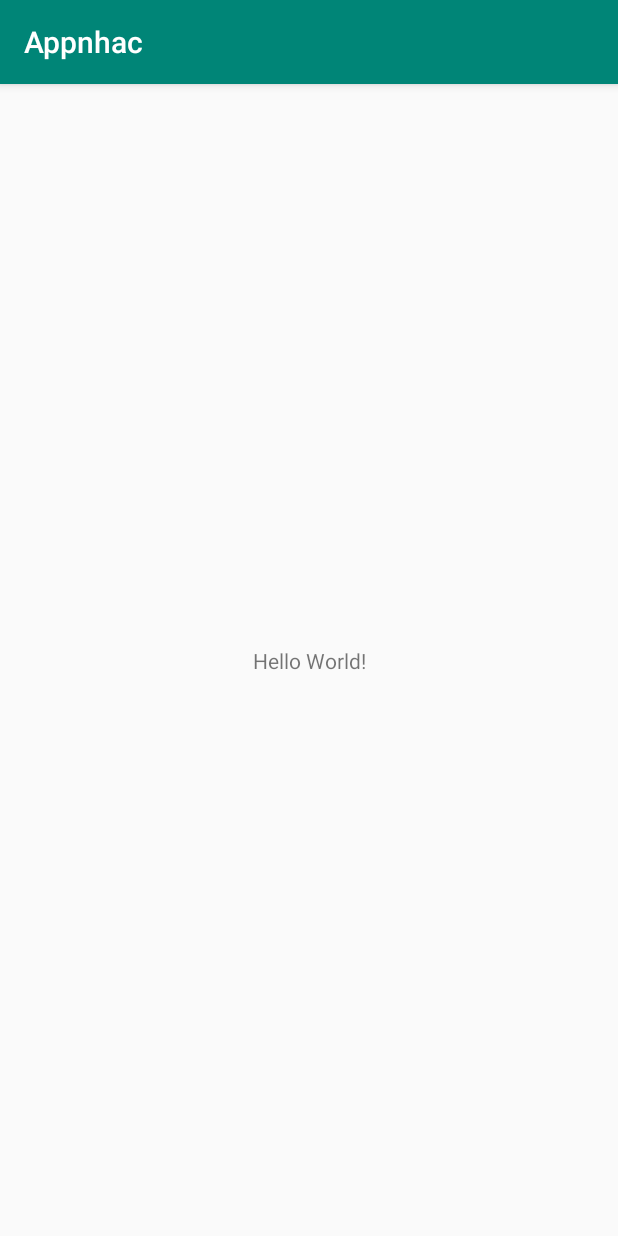
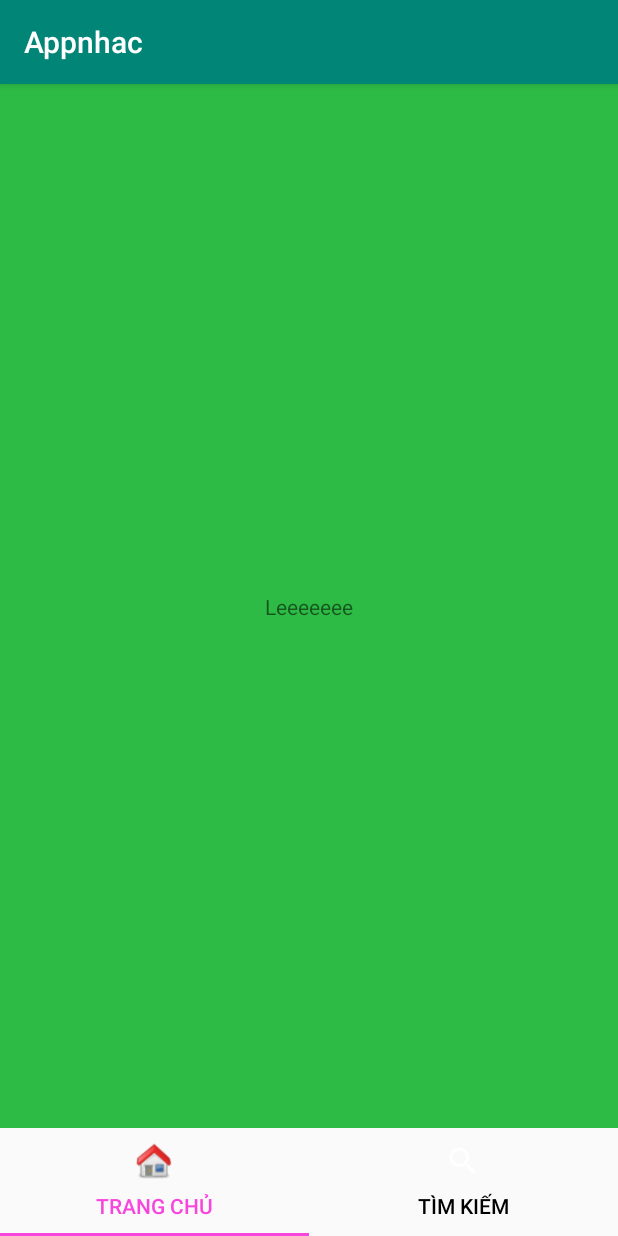
Before and after one commit to lethekhoi/AppNhac, an Android app: the screen it shows after launch (MainActivity), on a phone screen of 412 x 824 dp. Run offline under Robolectric (Android 15) with nearby library versions, the phone set to English and light mode, and no system bars.

Commit message:
2 tab trang chu va tim kiem

```diff
--- a/app/src/main/AndroidManifest.xml
+++ b/app/src/main/AndroidManifest.xml
@@ -9,7 +9,7 @@
         android:roundIcon="@mipmap/ic_launcher_round"
         android:supportsRtl="true"
         android:theme="@style/AppTheme">
-        <activity android:name=".MainActivity">
+        <activity android:name=".Activity.MainActivity">
             <intent-filter>
                 <action android:name="android.intent.action.MAIN" />
 
--- /dev/null
+++ b/app/src/main/java/com/example/appnhac/Activity/MainActivity.java
@@ -0,0 +1,41 @@
+package com.example.appnhac.Activity;
+
+import androidx.appcompat.app.AppCompatActivity;
+import androidx.viewpager.widget.ViewPager;
+
+import android.os.Bundle;
+
+import com.example.appnhac.Adapter.MainViewPagerAdapter;
+import com.example.appnhac.Fragment.Fragment_Tim_Kiem;
+import com.example.appnhac.Fragment.Fragment_Trang_Chu;
+import com.example.appnhac.R;
+import com.google.android.material.tabs.TabLayout;
+
+public class MainActivity extends AppCompatActivity {
+    TabLayout tabLayout;
+    ViewPager viewPager;
+
+    @Override
+    protected void onCreate(Bundle savedInstanceState) {
+        super.onCreate(savedInstanceState);
+        setContentView(R.layout.activity_main);
+        AnhXa();
+        Init();
+
+    }
+
+    private void Init() {
+        MainViewPagerAdapter mainViewPagerAdapter = new MainViewPagerAdapter(getSupportFragmentManager());
+        mainViewPagerAdapter.addFragment(new Fragment_Trang_Chu(), "Trang Chủ");
+        mainViewPagerAdapter.addFragment(new Fragment_Tim_Kiem(), "Tìm Kiếm");
+        viewPager.setAdapter(mainViewPagerAdapter);
+        tabLayout.setupWithViewPager(viewPager);
+        tabLayout.getTabAt(0).setIcon(R.drawable.icontrangchu);
+        tabLayout.getTabAt(1).setIcon(R.drawable.icontimkiem);
+    }
+
+    private void AnhXa() {
+        tabLayout = findViewById(R.id.myTabLayout);
+        viewPager = findViewById(R.id.myViewPager);
+    }
+}
--- /dev/null
+++ b/app/src/main/java/com/example/appnhac/Adapter/MainViewPagerAdapter.java
@@ -0,0 +1,41 @@
+package com.example.appnhac.Adapter;
+
+import androidx.annotation.Nullable;
+import androidx.fragment.app.Fragment;
+import androidx.fragment.app.FragmentManager;
+import androidx.fragment.app.FragmentPagerAdapter;
+
+import java.util.ArrayList;
+
+public class MainViewPagerAdapter extends FragmentPagerAdapter {
+    private ArrayList<Fragment> arrayFragment = new ArrayList<>();
+    private ArrayList<String> arrayTitle = new ArrayList<>();
+
+
+    public MainViewPagerAdapter(FragmentManager fm) {
+        super(fm);
+    }
+
+    @Override
+    public Fragment getItem(int position) {
+        return arrayFragment.get(position);
+    }
+
+    @Override
+    public int getCount() {
+        return arrayFragment.size();
+    }
+
+    public void addFragment(Fragment fragment, String title) {
+        arrayFragment.add(fragment);
+        arrayTitle.add(title);
+
+
+    }
+
+    @Nullable
+    @Override
+    public CharSequence getPageTitle(int position) {
+        return arrayTitle.get(position);
+    }
+}
--- /dev/null
+++ b/app/src/main/java/com/example/appnhac/Fragment/Fragment_Tim_Kiem.java
@@ -0,0 +1,23 @@
+package com.example.appnhac.Fragment;
+
+import android.os.Bundle;
+import android.view.LayoutInflater;
+import android.view.View;
+import android.view.ViewGroup;
+
+import androidx.annotation.NonNull;
+import androidx.annotation.Nullable;
+import androidx.fragment.app.Fragment;
+
+import com.example.appnhac.R;
+
+public class Fragment_Tim_Kiem extends Fragment {
+    View view;
+
+    @Nullable
+    @Override
+    public View onCreateView(@NonNull LayoutInflater inflater, @Nullable ViewGroup container, @Nullable Bundle savedInstanceState) {
+        view = inflater.inflate(R.layout.fragment_tim_kiem, container, false);
+        return view;
+    }
+}
--- /dev/null
+++ b/app/src/main/java/com/example/appnhac/Fragment/Fragment_Trang_Chu.java
@@ -0,0 +1,23 @@
+package com.example.appnhac.Fragment;
+
+import android.os.Bundle;
+import android.view.LayoutInflater;
+import android.view.View;
+import android.view.ViewGroup;
+
+import androidx.annotation.NonNull;
+import androidx.annotation.Nullable;
+import androidx.fragment.app.Fragment;
+
+import com.example.appnhac.R;
+
+public class Fragment_Trang_Chu extends Fragment {
+    View view;
+
+    @Nullable
+    @Override
+    public View onCreateView(@NonNull LayoutInflater inflater, @Nullable ViewGroup container, @Nullable Bundle savedInstanceState) {
+        view = inflater.inflate(R.layout.fragment_trang_chu, container, false);
+        return view;
+    }
+}
--- a/app/src/main/res/layout/activity_main.xml
+++ b/app/src/main/res/layout/activity_main.xml
@@ -1,18 +1,31 @@
 <?xml version="1.0" encoding="utf-8"?>
-<androidx.constraintlayout.widget.ConstraintLayout xmlns:android="http://schemas.android.com/apk/res/android"
+<LinearLayout xmlns:android="http://schemas.android.com/apk/res/android"
     xmlns:app="http://schemas.android.com/apk/res-auto"
     xmlns:tools="http://schemas.android.com/tools"
     android:layout_width="match_parent"
     android:layout_height="match_parent"
-    tools:context=".MainActivity">
+    android:orientation="vertical"
+    tools:context=".Activity.MainActivity">
 
-    <TextView
-        android:layout_width="wrap_content"
+    <androidx.viewpager.widget.ViewPager
+        android:id="@+id/myViewPager"
+        android:layout_width="match_parent"
+        android:layout_height="0dp"
+        android:layout_weight="1">
+
+    </androidx.viewpager.widget.ViewPager>
+
+
+    <com.google.android.material.tabs.TabLayout
+        android:id="@+id/myTabLayout"
+        android:layout_width="match_parent"
         android:layout_height="wrap_content"
-        android:text="Hello World!"
-        app:layout_constraintBottom_toBottomOf="parent"
-        app:layout_constraintLeft_toLeftOf="parent"
-        app:layout_constraintRight_toRightOf="parent"
-        app:layout_constraintTop_toTopOf="parent" />
+        android:background="@android:color/transparent"
+        app:tabIndicatorColor="#f845de"
+        app:tabIndicatorHeight="2dp"
+        app:tabMode="fixed"
+        app:tabSelectedTextColor="#f845de"
+        app:tabTextColor="#000000">
 
-</androidx.constraintlayout.widget.ConstraintLayout>
+    </com.google.android.material.tabs.TabLayout>
+</LinearLayout>
--- /dev/null
+++ b/app/src/main/res/layout/fragment_trang_chu.xml
@@ -0,0 +1,17 @@
+<?xml version="1.0" encoding="utf-8"?>
+<androidx.constraintlayout.widget.ConstraintLayout xmlns:android="http://schemas.android.com/apk/res/android"
+    xmlns:app="http://schemas.android.com/apk/res-auto"
+    android:orientation="vertical" android:layout_width="match_parent"
+    android:background="#2EBB45"
+    android:layout_height="match_parent">
+
+    <TextView
+        android:layout_width="wrap_content"
+        android:layout_height="wrap_content"
+        android:text="Leeeeeee"
+        app:layout_constraintBottom_toBottomOf="parent"
+        app:layout_constraintEnd_toEndOf="parent"
+        app:layout_constraintStart_toStartOf="parent"
+        app:layout_constraintTop_toTopOf="parent" />
+
+</androidx.constraintlayout.widget.ConstraintLayout>
```
Also changed, not shown: app/build.gradle (+22 -14 lines), app/src/main/java/com/example/appnhac/MainActivity.java (deleted, +0 -14 lines), app/src/main/res/layout/fragment_tim_kiem.xml (added, +17 -0 lines).
